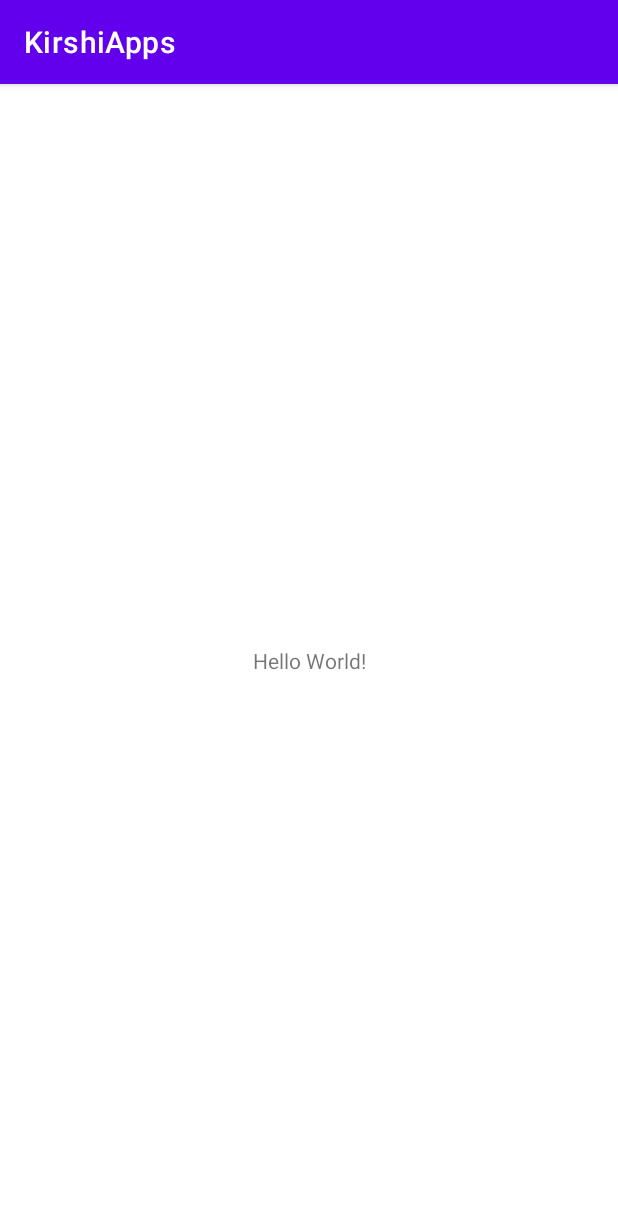
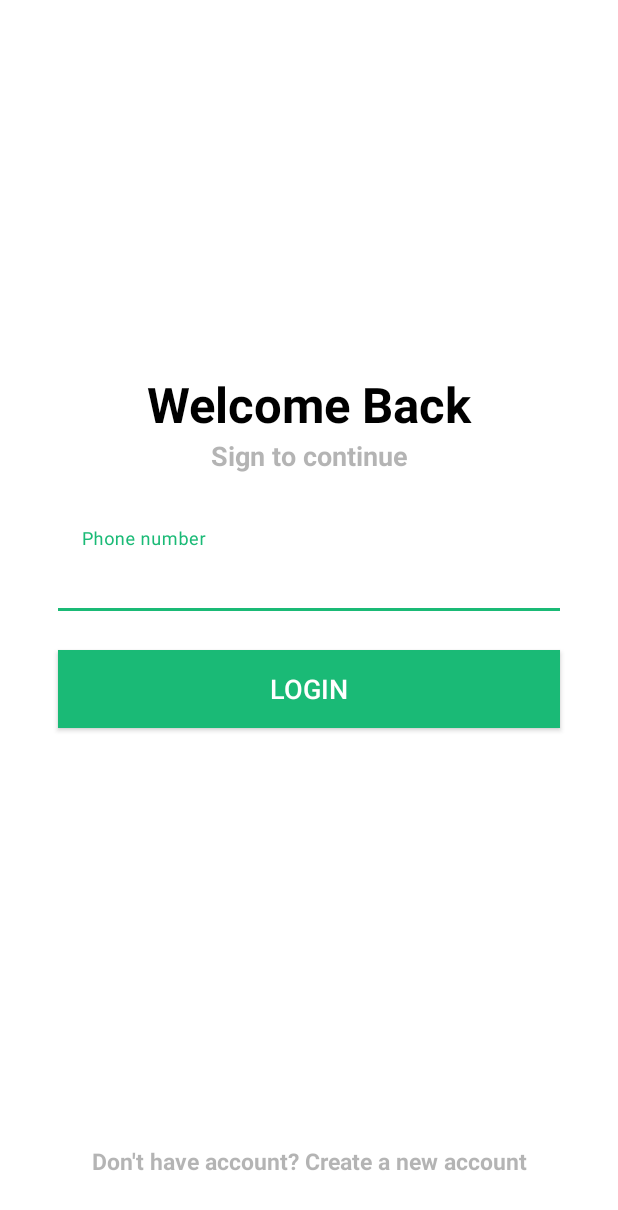
Before and after one commit to maekeshtwilightsoftwares/KIRSHIAPPS, an Android app: the screen it shows after launch (MainActivity before the commit, BaseActivity after it), on a phone screen of 412 x 824 dp. Shown: the top 1210 px of the screen. Run offline under Robolectric (Android 15) with nearby library versions, the phone set to English and light mode, and no system bars; our stand-ins replace sdp/ssp sizes.

Commit message:
Login Design completed

```diff
--- a/app/src/main/AndroidManifest.xml
+++ b/app/src/main/AndroidManifest.xml
@@ -9,7 +9,7 @@
         android:roundIcon="@mipmap/ic_launcher_round"
         android:supportsRtl="true"
         android:theme="@style/Theme.KirshiApps">
-        <activity android:name=".MainActivity">
+        <activity android:name=".BaseActivity">
             <intent-filter>
                 <action android:name="android.intent.action.MAIN" />
 
--- a/app/src/main/java/com/twilight/kirshiapps/MainActivity.java
+++ b/app/src/main/java/com/twilight/kirshiapps/BaseActivity.java
@@ -4,11 +4,10 @@ import androidx.appcompat.app.AppCompatActivity;
 
 import android.os.Bundle;
 
-public class MainActivity extends AppCompatActivity {
-
+public class BaseActivity extends AppCompatActivity {
     @Override
     protected void onCreate(Bundle savedInstanceState) {
         super.onCreate(savedInstanceState);
-        setContentView(R.layout.activity_main);
+        setContentView(R.layout.activity_base);
     }
 }
--- /dev/null
+++ b/app/src/main/java/com/twilight/kirshiapps/utils/Constants.java
@@ -0,0 +1,5 @@
+package com.twilight.kirshiapps.utils;
+
+public class Constants {
+    public static final int MAX_PHONE_NUMBER = 10;
+}
--- /dev/null
+++ b/app/src/main/java/com/twilight/kirshiapps/utils/Validation.java
@@ -0,0 +1,19 @@
+package com.twilight.kirshiapps.utils;
+
+import android.text.TextUtils;
+import android.widget.EditText;
+
+import static com.twilight.kirshiapps.utils.Constants.MAX_PHONE_NUMBER;
+
+class Validation {
+
+
+
+    public Boolean isEmptyOrNot(String data) {
+        return TextUtils.isEmpty(data);
+    }
+
+    public Boolean isValidNumber(String data) {
+        return data.length()>=MAX_PHONE_NUMBER;
+    }
+}
--- /dev/null
+++ b/app/src/main/java/com/twilight/kirshiapps/view/fragment/login/LoginFragment.java
@@ -0,0 +1,41 @@
+package com.twilight.kirshiapps.view.fragment.login;
+
+import android.os.Bundle;
+
+import androidx.annotation.NonNull;
+import androidx.annotation.Nullable;
+import androidx.fragment.app.Fragment;
+
+import android.view.LayoutInflater;
+import android.view.View;
+import android.view.ViewGroup;
+
+import com.twilight.kirshiapps.R;
+
+public class LoginFragment extends Fragment {
+
+    private LoginFragmentViewModel viewModel;
+
+    @Override
+    public void onCreate(Bundle savedInstanceState) {
+        super.onCreate(savedInstanceState);
+
+    }
+
+    @Override
+    public View onCreateView(LayoutInflater inflater, ViewGroup container,
+                             Bundle savedInstanceState) {
+        return inflater.inflate(R.layout.fragment_login, container, false);
+    }
+
+    @Override
+    public void onViewCreated(@NonNull View view, @Nullable Bundle savedInstanceState) {
+        super.onViewCreated(view, savedInstanceState);
+
+    }
+
+    @Override
+    public void onActivityCreated(@Nullable Bundle savedInstanceState) {
+        super.onActivityCreated(savedInstanceState);
+    }
+}
--- /dev/null
+++ b/app/src/main/java/com/twilight/kirshiapps/view/fragment/login/LoginFragmentViewModel.java
@@ -0,0 +1,6 @@
+package com.twilight.kirshiapps.view.fragment.login;
+
+import androidx.lifecycle.ViewModel;
+
+class LoginFragmentViewModel extends ViewModel{
+}
--- a/app/src/main/res/layout/activity_main.xml
+++ b/app/src/main/res/layout/activity_base.xml
@@ -4,15 +4,18 @@
     xmlns:tools="http://schemas.android.com/tools"
     android:layout_width="match_parent"
     android:layout_height="match_parent"
-    tools:context=".MainActivity">
+    tools:context=".BaseActivity">
 
-    <TextView
-        android:layout_width="wrap_content"
-        android:layout_height="wrap_content"
-        android:text="Hello World!"
-        app:layout_constraintBottom_toBottomOf="parent"
+    <androidx.fragment.app.FragmentContainerView
+        android:id="@+id/nav_host_fragment"
+        android:name="androidx.navigation.fragment.NavHostFragment"
+        android:layout_width="0dp"
+        android:layout_height="0dp"
         app:layout_constraintLeft_toLeftOf="parent"
         app:layout_constraintRight_toRightOf="parent"
-        app:layout_constraintTop_toTopOf="parent" />
+        app:layout_constraintTop_toTopOf="parent"
+        app:layout_constraintBottom_toBottomOf="parent"
+        app:defaultNavHost="true"
+        app:navGraph="@navigation/nav_base_graph" />
 
 </androidx.constraintlayout.widget.ConstraintLayout>
--- /dev/null
+++ b/app/src/main/res/layout/fragment_login.xml
@@ -0,0 +1,101 @@
+<?xml version="1.0" encoding="utf-8"?>
+<androidx.constraintlayout.widget.ConstraintLayout xmlns:android="http://schemas.android.com/apk/res/android"
+    xmlns:app="http://schemas.android.com/apk/res-auto"
+    xmlns:tools="http://schemas.android.com/tools"
+    android:layout_width="match_parent"
+    android:layout_height="match_parent"
+    tools:context=".view.fragment.login.LoginFragment">
+
+    <androidx.constraintlayout.widget.Guideline
+        android:id="@+id/gl_ride"
+        android:layout_width="wrap_content"
+        android:layout_height="wrap_content"
+        android:orientation="vertical"
+        app:layout_constraintGuide_percent="0.97" />
+
+    <androidx.constraintlayout.widget.Guideline
+        android:id="@+id/gl_left"
+        android:layout_width="wrap_content"
+        android:layout_height="wrap_content"
+        android:orientation="vertical"
+        app:layout_constraintGuide_percent="0.03" />
+
+    <androidx.constraintlayout.widget.Guideline
+        android:id="@+id/gl_top"
+        android:layout_width="wrap_content"
+        android:layout_height="wrap_content"
+        android:orientation="horizontal"
+        app:layout_constraintGuide_percent="0.3" />
+
+    <androidx.appcompat.widget.AppCompatTextView
+        android:id="@+id/tv_welcome"
+        style="@style/textViewHeader"
+        android:layout_width="0dp"
+        android:layout_height="wrap_content"
+        android:text="@string/welcome_back"
+        app:layout_constraintEnd_toStartOf="@+id/gl_ride"
+        app:layout_constraintStart_toStartOf="@+id/gl_left"
+        app:layout_constraintTop_toTopOf="@+id/gl_top" />
+
+    <androidx.appcompat.widget.AppCompatTextView
+        android:id="@+id/tv_sign_to_continue"
+        style="@style/textViewSmaller"
+        android:layout_width="wrap_content"
+        android:layout_height="wrap_content"
+        android:text="@string/sign_to_continue"
+        app:layout_constraintEnd_toStartOf="@+id/gl_ride"
+        app:layout_constraintStart_toStartOf="@+id/gl_left"
+        app:layout_constraintTop_toBottomOf="@+id/tv_welcome" />
+
+    <com.google.android.material.textfield.TextInputLayout
+        android:id="@+id/textInputLayout"
+        android:layout_width="0dp"
+        android:layout_height="wrap_content"
+        android:layout_marginStart="@dimen/_20sdp"
+        android:layout_marginLeft="@dimen/_20sdp"
+        android:layout_marginTop="@dimen/_20sdp"
+        android:layout_marginEnd="@dimen/_20sdp"
+        android:layout_marginRight="@dimen/_20sdp"
+        app:layout_constraintEnd_toStartOf="@+id/gl_ride"
+        app:layout_constraintStart_toStartOf="@+id/gl_left"
+        app:layout_constraintTop_toBottomOf="@+id/tv_sign_to_continue">
+
+        <androidx.appcompat.widget.AppCompatEditText
+            android:id="@+id/et_phone_number"
+            style="@style/editTextMedium"
+            android:background="@android:color/white"
+            android:hint="@string/phone_number"
+            android:maxLength="10"
+            android:inputType="number"/>
+    </com.google.android.material.textfield.TextInputLayout>
+
+    <androidx.appcompat.widget.AppCompatButton
+        android:id="@+id/btn_login"
+        style="@style/buttonMedium"
+        android:layout_marginStart="@dimen/_20sdp"
+        android:layout_marginLeft="@dimen/_20sdp"
+        android:layout_marginTop="@dimen/_20sdp"
+        android:layout_marginEnd="@dimen/_20sdp"
+        android:layout_marginRight="20dp"
+        android:background="@color/green"
+        android:text="@string/login"
+        app:layout_constraintEnd_toStartOf="@+id/gl_ride"
+        app:layout_constraintStart_toStartOf="@+id/gl_left"
+        app:layout_constraintTop_toBottomOf="@+id/textInputLayout" />
+
+    <androidx.appcompat.widget.AppCompatTextView
+        android:id="@+id/tv_register_account"
+        style="@style/textViewSmaller"
+        android:layout_width="0dp"
+        android:layout_height="wrap_content"
+        android:layout_marginStart="@dimen/_20sdp"
+        android:layout_marginLeft="@dimen/_20sdp"
+        android:layout_marginEnd="@dimen/_20sdp"
+        android:layout_marginRight="@dimen/_20sdp"
+        android:layout_marginBottom="@dimen/_30sdp"
+        android:text="@string/create_account"
+        android:textSize="@dimen/_12ssp"
+        app:layout_constraintBottom_toBottomOf="parent"
+        app:layout_constraintEnd_toStartOf="@+id/gl_ride"
+        app:layout_constraintStart_toStartOf="@+id/gl_left" />
+</androidx.constraintlayout.widget.ConstraintLayout>
--- /dev/null
+++ b/app/src/main/res/navigation/nav_base_graph.xml
@@ -0,0 +1,13 @@
+<?xml version="1.0" encoding="utf-8"?>
+<navigation xmlns:android="http://schemas.android.com/apk/res/android"
+    xmlns:app="http://schemas.android.com/apk/res-auto"
+    xmlns:tools="http://schemas.android.com/tools"
+    android:id="@+id/nav_base_graph"
+    app:startDestination="@id/loginFragment">
+
+    <fragment
+        android:id="@+id/loginFragment"
+        android:name="com.twilight.kirshiapps.view.fragment.login.LoginFragment"
+        android:label="fragment_login"
+        tools:layout="@layout/fragment_login" />
+</navigation>
--- /dev/null
+++ b/app/src/main/res/values-night/strings.xml
@@ -0,0 +1,4 @@
+<?xml version="1.0" encoding="utf-8"?>
+<resources>
+    <string name="welcome_back">Welcome Back</string>
+</resources>
--- a/app/src/main/res/values-night/themes.xml
+++ b/app/src/main/res/values-night/themes.xml
@@ -1,9 +1,9 @@
 <resources xmlns:tools="http://schemas.android.com/tools">
     <!-- Base application theme. -->
-    <style name="Theme.KirshiApps" parent="Theme.MaterialComponents.DayNight.DarkActionBar">
+    <style name="Theme.KirshiApps" parent="Theme.MaterialComponents.DayNight.NoActionBar">
         <!-- Primary brand color. -->
-        <item name="colorPrimary">@color/purple_200</item>
-        <item name="colorPrimaryVariant">@color/purple_700</item>
+        <item name="colorPrimary">@color/green_200</item>
+        <item name="colorPrimaryVariant">@color/green_700</item>
         <item name="colorOnPrimary">@color/black</item>
         <!-- Secondary brand color. -->
         <item name="colorSecondary">@color/teal_200</item>
--- a/app/src/main/res/values/colors.xml
+++ b/app/src/main/res/values/colors.xml
@@ -1,10 +1,13 @@
 <?xml version="1.0" encoding="utf-8"?>
 <resources>
-    <color name="purple_200">#FFBB86FC</color>
-    <color name="purple_500">#FF6200EE</color>
-    <color name="purple_700">#FF3700B3</color>
+    <color name="green_200">#5CEFB0</color>
+    <color name="green_500">#06F18C</color>
+    <color name="green_700">#029858</color>
     <color name="teal_200">#FF03DAC5</color>
     <color name="teal_700">#FF018786</color>
     <color name="black">#FF000000</color>
     <color name="white">#FFFFFFFF</color>
+    <color name="light_grey_100">#745A5A5A</color>
+    <color name="green">#1aba76</color>
+
 </resources>
--- a/app/src/main/res/values/strings.xml
+++ b/app/src/main/res/values/strings.xml
@@ -1,3 +1,10 @@
-<resources>
+<resources xmlns:tools="http://schemas.android.com/tools">
     <string name="app_name">KirshiApps</string>
+    <!-- TODO: Remove or change this placeholder text -->
+    <string name="hello_blank_fragment">Hello blank fragment</string>
+    <string name="welcome_back">Welcome Back</string>
+    <string name="sign_to_continue">Sign to continue</string>
+    <string name="phone_number">Phone number</string>
+    <string name="login">Login</string>
+    <string name="create_account">Don\'t have account? Create a new account</string>
 </resources>
--- a/app/src/main/res/values/themes.xml
+++ b/app/src/main/res/values/themes.xml
@@ -1,9 +1,9 @@
 <resources xmlns:tools="http://schemas.android.com/tools">
     <!-- Base application theme. -->
-    <style name="Theme.KirshiApps" parent="Theme.MaterialComponents.DayNight.DarkActionBar">
+    <style name="Theme.KirshiApps" parent="Theme.MaterialComponents.DayNight.NoActionBar">
         <!-- Primary brand color. -->
-        <item name="colorPrimary">@color/purple_500</item>
-        <item name="colorPrimaryVariant">@color/purple_700</item>
+        <item name="colorPrimary">@color/green</item>
+        <item name="colorPrimaryVariant">@color/green_700</item>
         <item name="colorOnPrimary">@color/white</item>
         <!-- Secondary brand color. -->
         <item name="colorSecondary">@color/teal_200</item>
@@ -13,4 +13,37 @@
         <item name="android:statusBarColor" tools:targetApi="l">?attr/colorPrimaryVariant</item>
         <!-- Customize your theme here. -->
     </style>
+
+
+    <style name="textViewHeader" parent="@android:style/TextAppearance.Large">
+        <item name="android:gravity">center</item>
+        <item name="android:textStyle">bold</item>
+        <item name="android:textColor">@color/black</item>
+        <item name="android:textSize">@dimen/_25ssp</item>
+    </style>
+
+    <style name="textViewSmaller" parent="@android:style/TextAppearance.Small">
+        <item name="android:gravity">center</item>
+        <item name="android:textStyle">bold</item>
+        <item name="android:textColor">@color/light_grey_100</item>
+        <item name="android:textSize">@dimen/_14ssp</item>
+    </style>
+
+    <style name="editTextMedium" parent="@android:style/TextAppearance.Medium">
+        <item name="android:layout_width">match_parent</item>
+        <item name="android:layout_height">@dimen/_50sdp</item>
+        <item name="android:gravity">start</item>
+        <item name="android:textStyle">normal</item>
+        <item name="android:textColor">@color/green</item>
+        <item name="android:textSize">@dimen/_14ssp</item>
+    </style>
+
+    <style name="buttonMedium" parent="@android:style/TextAppearance.Medium">
+        <item name="android:layout_width">0dp</item>
+        <item name="android:layout_height">@dimen/_40sdp</item>
+        <item name="android:gravity">center</item>
+        <item name="android:textStyle">normal</item>
+        <item name="android:textColor">@color/white</item>
+        <item name="android:textSize">@dimen/_14ssp</item>
+    </style>
 </resources>
```
Also changed, not shown: app/build.gradle (+27 -1 lines), build.gradle (+8 -0 lines).
